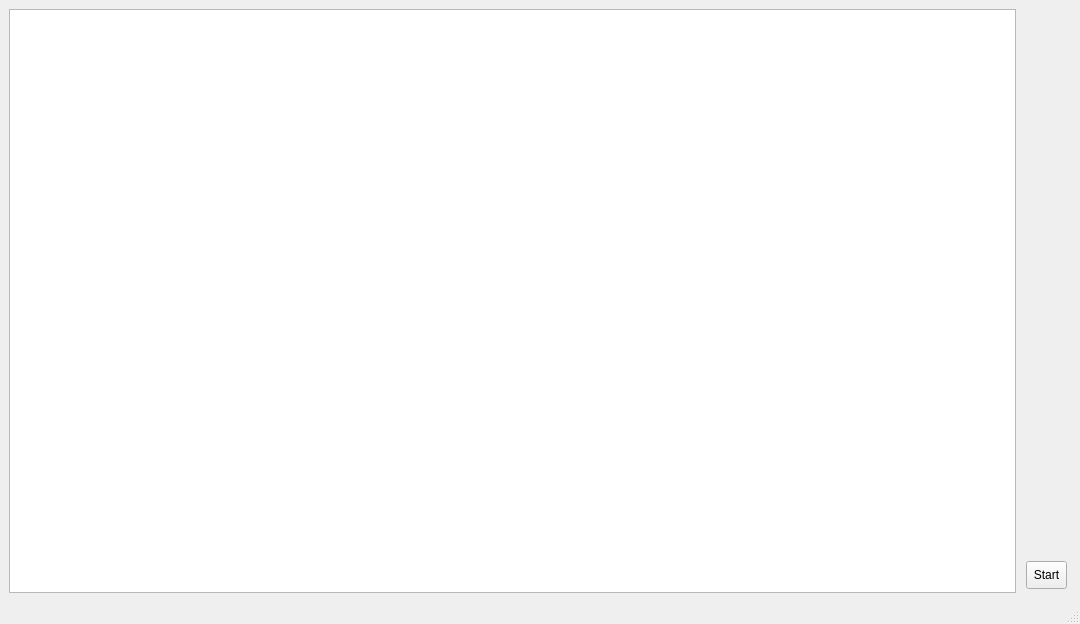
Above: src/ngnl.ui from Kracav4ik/NGNL before the change. Below: the same form after it.
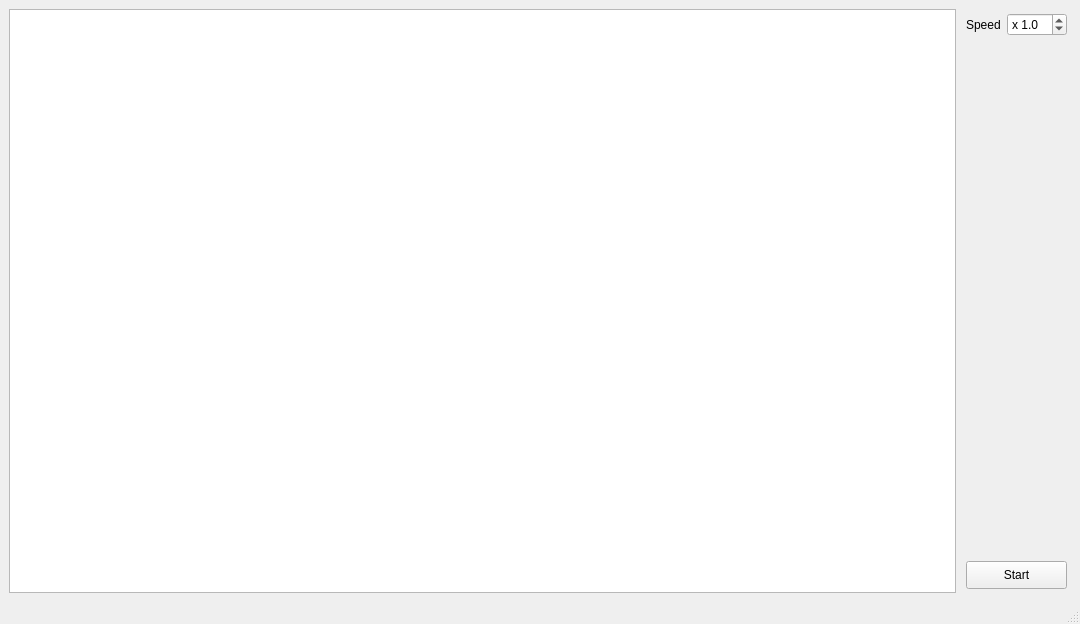
That is the form after the change.

Commit message: The Game of Life

Patch:
```diff
--- a/src/ngnl.ui
+++ b/src/ngnl.ui
@@ -20,9 +20,6 @@
     </item>
     <item>
      <widget class="QWidget" name="frameNGNLs" native="true">
-      <property name="enabled">
-       <bool>true</bool>
-      </property>
       <layout class="QGridLayout" name="gridLayout">
        <property name="leftMargin">
         <number>4</number>
@@ -36,11 +33,37 @@
        <property name="bottomMargin">
         <number>4</number>
        </property>
-       <item row="8" column="0" colspan="2">
+       <item row="0" column="1">
+        <widget class="QDoubleSpinBox" name="speed">
+         <property name="prefix">
+          <string>x </string>
+         </property>
+         <property name="decimals">
+          <number>1</number>
+         </property>
+         <property name="minimum">
+          <double>0.100000000000000</double>
+         </property>
+         <property name="maximum">
+          <double>10.000000000000000</double>
+         </property>
+         <property name="singleStep">
+          <double>0.100000000000000</double>
+         </property>
+         <property name="value">
+          <double>1.000000000000000</double>
+         </property>
+        </widget>
+       </item>
+       <item row="0" column="0">
+        <widget class="QLabel" name="label_2">
+         <property name="text">
+          <string>Speed</string>
+         </property>
+        </widget>
+       </item>
+       <item row="9" column="0" colspan="2">
         <widget class="QToolButton" name="startAnimation">
-         <property name="enabled">
-          <bool>true</bool>
-         </property>
          <property name="sizePolicy">
           <sizepolicy hsizetype="Minimum" vsizetype="Fixed">
            <horstretch>0</horstretch>
@@ -61,7 +84,7 @@
          </property>
         </widget>
        </item>
-       <item row="6" column="1">
+       <item row="7" column="1">
         <spacer name="verticalSpacer">
          <property name="orientation">
           <enum>Qt::Vertical</enum>
```
Left out of the diff: 2 changed lines with no effect on the pictures. The commit also changes 2 other files.
